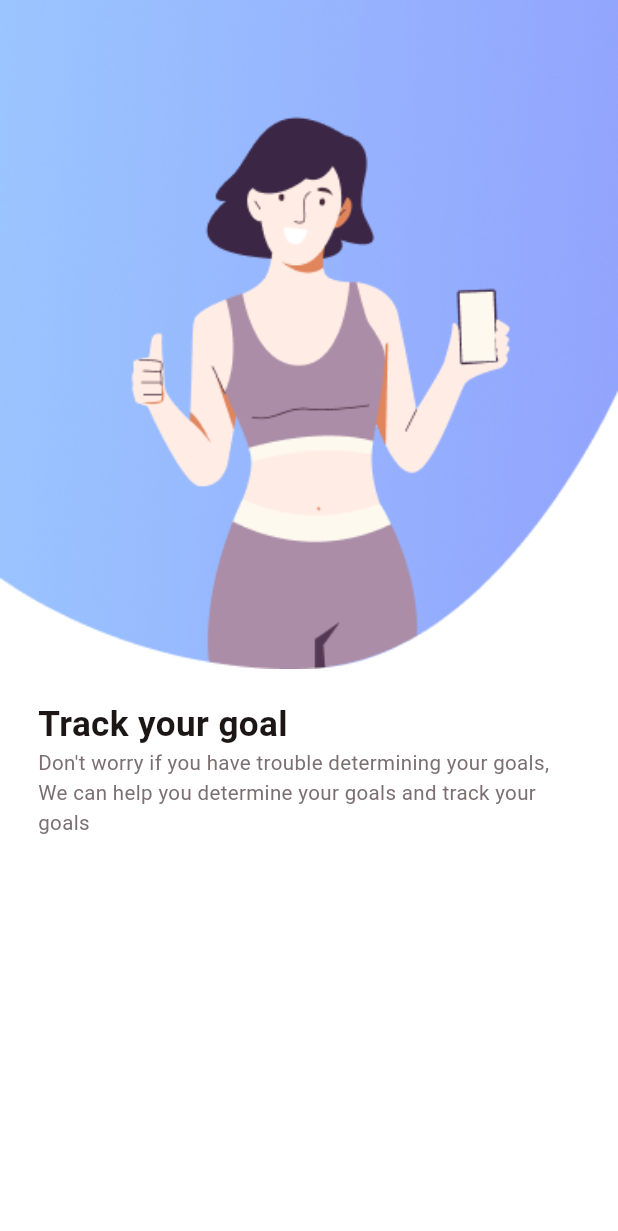
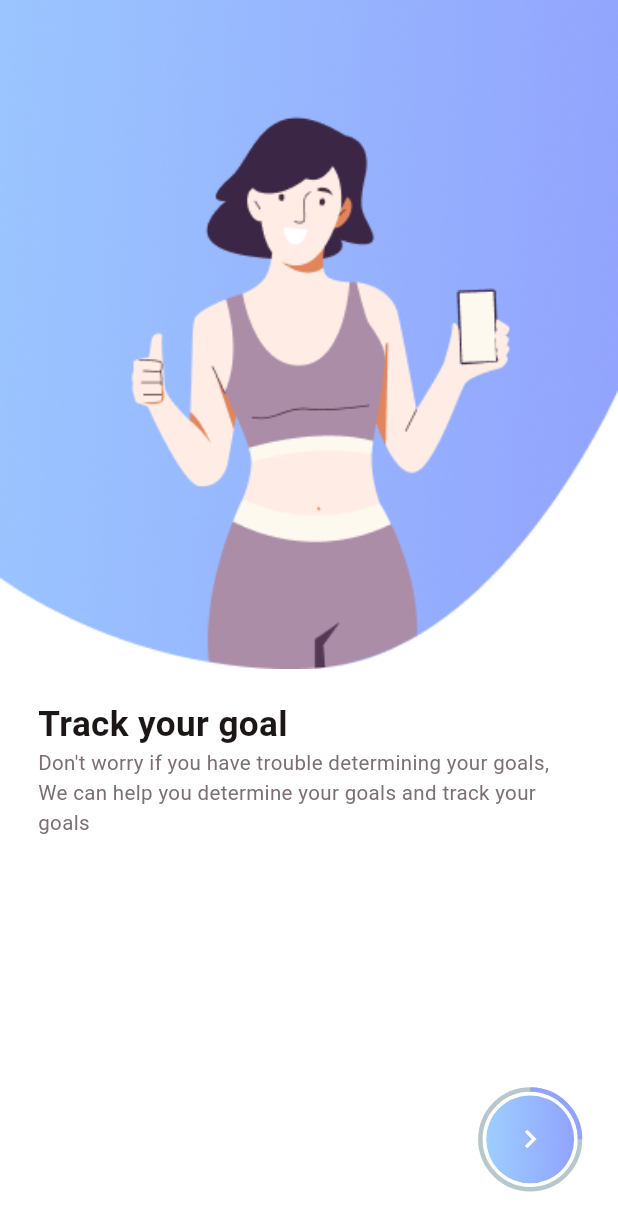
Before and after one commit to Elesawy11/fit_hive, a Flutter app: the OnboardingView screen opened by its route, on a phone screen of 412 x 824 dp. Shown: the top 1231 px of the screen. Run offline on Flutter 3.47's test engine with Material 3 defaults, Android fonts, the phone set to English and light mode, and no system bars; our stand-ins replace flutter_screenutil, get.

Commit message:
create onboarding circuler button

```diff
--- /dev/null
+++ b/lib/core/helpers/basic_gradient.dart
@@ -0,0 +1,10 @@
+import 'package:flutter/material.dart';
+
+import '../theming/color_helper.dart';
+
+LinearGradient basicGradient() {
+    return LinearGradient(colors: [
+      ColorHelper.color9DC(),
+      ColorHelper.color92A(),
+    ]);
+  }
--- a/lib/core/theming/color_helper.dart
+++ b/lib/core/theming/color_helper.dart
@@ -5,4 +5,5 @@ abstract class ColorHelper {
   static Color color7B6() => const Color(0xff7B6F72);
   static Color color9DC() => const Color(0xff9DCEFF);
   static Color color1D1() => const Color(0xff1D1617);
+  static Color colorB8C() => const Color(0xffB8C7CB);
 }
--- a/lib/features/onboarding/presentation/onboarding.dart
+++ b/lib/features/onboarding/presentation/onboarding.dart
@@ -4,6 +4,7 @@ import 'package:fit_hive/core/theming/color_helper.dart';
 import 'package:fit_hive/core/theming/font_styles.dart';
 import 'package:flutter/material.dart';
 import 'package:flutter_screenutil/flutter_screenutil.dart';
+import 'widgets/onboarding_circuler_button.dart';
 
 class OnboardingView extends StatelessWidget {
   const OnboardingView({super.key});
@@ -11,8 +12,10 @@ class OnboardingView extends StatelessWidget {
   @override
   Widget build(BuildContext context) {
     return Scaffold(
-      body: Column(
-        crossAxisAlignment: CrossAxisAlignment.start,
+      body: SizedBox(
+        height: MediaQuery.of(context).size.height,
+        child: Column(
+          // crossAxisAlignment: CrossAxisAlignment.start,
           children: [
             Image.asset(
               Assets.assetsImagesOnboarding1,
@@ -40,7 +43,18 @@ class OnboardingView extends StatelessWidget {
                 ],
               ),
             ),
+            const Spacer(),
+            Align(
+              alignment: Alignment.topRight,
+              child: Padding(
+                padding: EdgeInsets.only(right: 24.w, bottom: 32.h),
+
+                child: const OnboardingCirculerButton(),
+                // child:
+              ),
+            )
           ],
+        ),
       ),
     );
   }
--- /dev/null
+++ b/lib/features/onboarding/presentation/widgets/circule_button.dart
@@ -0,0 +1,31 @@
+import 'package:flutter/material.dart';
+import 'package:flutter_screenutil/flutter_screenutil.dart';
+import '../../../../core/helpers/basic_gradient.dart';
+
+class CirculerButton extends StatelessWidget {
+  const CirculerButton({
+    super.key,
+  });
+
+  @override
+  Widget build(BuildContext context) {
+    return CircleAvatar(
+      radius: 33.r,
+      backgroundColor: Colors.white,
+      child: Container(
+        height: 60.r,
+        width: 60.r,
+        decoration: BoxDecoration(
+          gradient: basicGradient(),
+          borderRadius: BorderRadius.circular(
+            40.r,
+          ),
+        ),
+        child: const Icon(
+          Icons.chevron_right,
+          color: Colors.white,
+        ),
+      ),
+    );
+  }
+}
--- /dev/null
+++ b/lib/features/onboarding/presentation/widgets/onboarding_circuler_button.dart
@@ -0,0 +1,51 @@
+import 'package:flutter/material.dart';
+import 'package:flutter_screenutil/flutter_screenutil.dart';
+import 'package:get/get.dart';
+import '../../../../core/theming/color_helper.dart';
+import '../../../../core/utils/routes.dart';
+import 'circule_button.dart';
+
+class OnboardingCirculerButton extends StatefulWidget {
+  const OnboardingCirculerButton({
+    super.key,
+  });
+
+  @override
+  State<OnboardingCirculerButton> createState() =>
+      _OnboardingCirculerButtonState();
+}
+
+class _OnboardingCirculerButtonState extends State<OnboardingCirculerButton> {
+  double progress = 0.25;
+  @override
+  Widget build(BuildContext context) {
+    return GestureDetector(
+      onTap: () {
+        if (progress == 1) {
+          Get.toNamed(Routes.welcomeView);
+        }
+        progress = progress + 0.25;
+
+        setState(() {});
+      },
+      child: SizedBox(
+        child: Stack(
+          alignment: Alignment.center,
+          children: [
+            const CirculerButton(),
+            SizedBox(
+              height: 68.r,
+              width: 68.r,
+              child: CircularProgressIndicator(
+                backgroundColor: ColorHelper.colorB8C(),
+                color: ColorHelper.color92A(),
+                strokeWidth: 3,
+                value: progress,
+              ),
+            ),
+          ],
+        ),
+      ),
+    );
+  }
+}
--- a/lib/features/welcome/presentation/widgets/custom_text_button.dart
+++ b/lib/features/welcome/presentation/widgets/custom_text_button.dart
@@ -1,14 +1,14 @@
 import 'package:flutter/material.dart';
 import 'package:flutter_screenutil/flutter_screenutil.dart';
-
-import '../../../../core/theming/color_helper.dart';
+import '../../../../core/helpers/basic_gradient.dart';
 import '../../../../core/theming/font_styles.dart';
 
 class CustomTextbutton extends StatelessWidget {
   const CustomTextbutton({
-    super.key, this.onPressed,
+    super.key,
+    this.onPressed,
   });
-final void Function()? onPressed;
+  final void Function()? onPressed;
   @override
   Widget build(BuildContext context) {
     return TextButton(
@@ -17,10 +17,7 @@ final void Function()? onPressed;
         height: 60.h,
         decoration: BoxDecoration(
           borderRadius: BorderRadius.circular(32),
-          gradient: LinearGradient(colors: [
-            ColorHelper.color9DC(),
-            ColorHelper.color92A(),
-          ]),
+          gradient: basicGradient(),
         ),
         child: Center(
           child: Text(
@@ -33,4 +30,6 @@ final void Function()? onPressed;
       ),
     );
   }
+
+
 }
```
Lines whose indentation alone changed are shown as unchanged.
